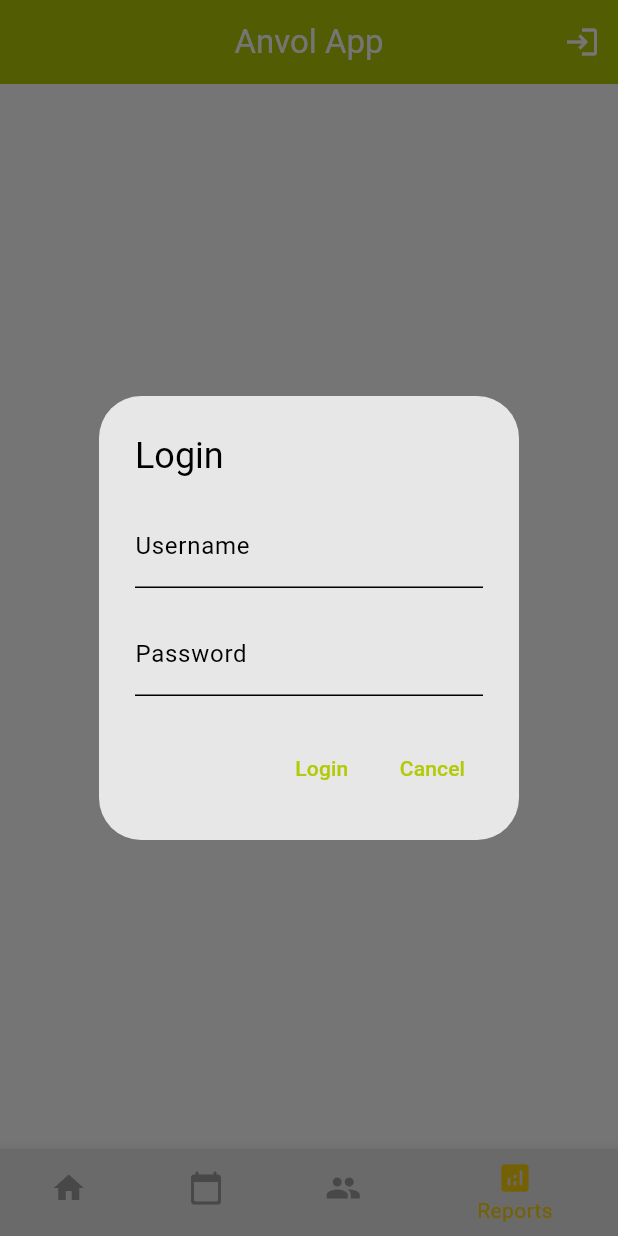
After one commit to sdw2302/anvol_app, a Flutter app: the screen it shows after launch, item 4 of the bottom bar chosen, after a tap on the "login" icon, on a phone screen of 412 x 824 dp. The commit adds this screen. Run offline on Flutter 3.47's test engine with Material 2 defaults, Android fonts, the phone set to English and light mode, and no system bars; Roboto replaces fonts that are missing (Poppins).

Commit message:
created reports_page, login example

```diff
--- a/lib/main.dart
+++ b/lib/main.dart
@@ -3,6 +3,7 @@ import 'package:flutter/material.dart';
 import './main_page.dart';
 import './planning_page.dart';
 import './hr_page.dart';
+import './reports_page.dart';
 
 void main() => runApp(const MyApp());
 
@@ -34,6 +35,7 @@ class MyApp extends StatelessWidget {
         '/': (context) => const MainPage(),
         '/planning_page/': (context) => const PlanningPage(),
         '/hr_page/': (context) => const HRPage(),
+        '/reports_page/': (context) => const ReportsPage(),
       },
       initialRoute: '/',
     );
--- a/lib/main_page.dart
+++ b/lib/main_page.dart
@@ -1,4 +1,5 @@
 import 'package:anvol_app/hr_page.dart';
+import 'package:anvol_app/reports_page.dart';
 import 'package:flutter/material.dart';
 import './planning_page.dart';
 
@@ -11,11 +12,13 @@ class MainPage extends StatefulWidget {
 
 class _MainPageState extends State<MainPage> {
   int _currentIndex = 0;
+  bool loggedIn = false;
 
   final List<Widget> _pages = [
     const MainPageContent(),
     const PlanningPage(),
     const HRPage(),
+    const ReportsPage(),
   ];
 
   @override
@@ -26,6 +29,18 @@ class _MainPageState extends State<MainPage> {
         backgroundColor: const Color(0xffB2CB06),
         title: const Text('Anvol App'),
         centerTitle: true,
+        actions: [
+          IconButton(
+            icon: const Icon(Icons.login),
+            onPressed: () {
+              if (!loggedIn) {
+                _showLoginDialog(context);
+              } else {
+                _showPersonalInfoPopup(context);
+              }
+            },
+          )
+        ],
       ),
       body: _pages[_currentIndex],
       bottomNavigationBar: BottomNavigationBar(
@@ -48,10 +63,82 @@ class _MainPageState extends State<MainPage> {
             icon: Icon(Icons.people),
             label: 'HR',
           ),
+          BottomNavigationBarItem(
+            icon: Icon(Icons.analytics),
+            label: 'Reports',
+          ),
         ],
         backgroundColor: const Color(0xffE7E7E7),
+        selectedItemColor: const Color(0xffFFD30B),
+        unselectedItemColor: Colors.grey,
       ),
       backgroundColor: Colors.white,
+    );
+  }
+
+  void _showLoginDialog(BuildContext context) {
+    showDialog(
+      context: context,
+      builder: (BuildContext context) {
+        return AlertDialog(
+          title: Text('Login'),
+          content: Column(
+            mainAxisSize: MainAxisSize.min,
+            children: [
+              TextFormField(
+                decoration: InputDecoration(
+                  labelText: 'Username',
+                ),
+              ),
+              SizedBox(height: 16),
+              TextFormField(
+                obscureText: true,
+                decoration: InputDecoration(
+                  labelText: 'Password',
+                ),
+              ),
+            ],
+          ),
+          actions: [
+            TextButton(
+              child: Text('Login'),
+              onPressed: () {
+                // Perform login logic
+
+                // Once login is successful, close the dialog
+                loggedIn = true;
+                Navigator.of(context).pop();
+              },
+            ),
+            TextButton(
+              child: Text('Cancel'),
+              onPressed: () {
+                Navigator.of(context).pop();
+              },
+            ),
+          ],
+        );
+      },
+    );
+  }
+
+  void _showPersonalInfoPopup(BuildContext context) {
+    showDialog(
+      context: context,
+      builder: (BuildContext context) {
+        return AlertDialog(
+          title: Text('Notification'),
+          content: Text('This is a notification!'),
+          actions: [
+            TextButton(
+              child: Text('Close'),
+              onPressed: () {
+                Navigator.of(context).pop();
+              },
+            ),
+          ],
+        );
+      },
     );
   }
 }
--- /dev/null
+++ b/lib/reports_page.dart
@@ -0,0 +1,20 @@
+import 'package:flutter/material.dart';
+
+class ReportsPage extends StatelessWidget {
+  const ReportsPage({Key? key}) : super(key: key);
+
+  @override
+  Widget build(BuildContext context) {
+    return const Scaffold(
+      body: Center(
+        child: Column(
+          mainAxisAlignment: MainAxisAlignment.center,
+          children: <Widget>[
+            Text('Reports Page'),
+          ],
+        ),
+      ),
+      backgroundColor: Colors.white,
+    );
+  }
+}
```
